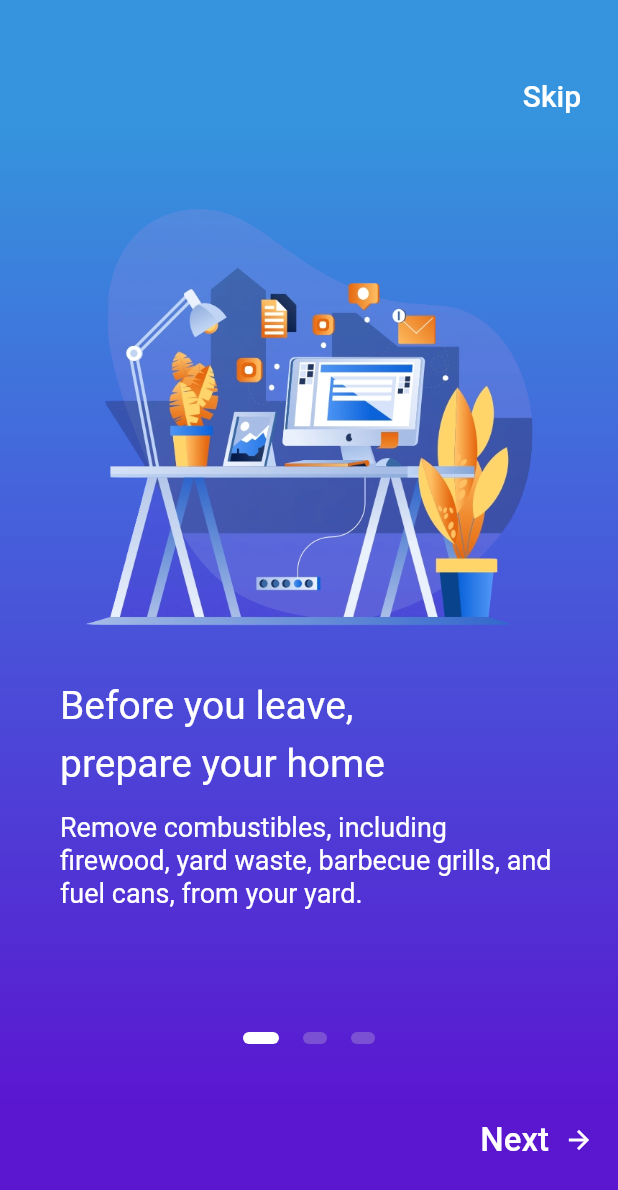
After one commit to NullPointersInc/Zuko-Android, a Flutter app: the OnboardingScreen screen opened directly, on a phone screen of 412 x 824 dp. The commit adds this screen. Shown: the top 1190 px of the screen. Run offline on Flutter 3.47's test engine with Material 2 defaults, Android fonts, the phone set to English and light mode, and no system bars; our stand-ins replace curved_navigation_bar, dio, firebase_database, firebase_messaging, flutter_local_notifications, fluttertoast and 3 more; missing offline and left inert: about; accounts and stored records are empty; Roboto replaces fonts that are missing (CM Sans Serif).

Commit message:
zuko: Add safety onboarding

```diff
--- a/lib/main.dart
+++ b/lib/main.dart
@@ -9,6 +9,7 @@ import 'package:firebase_database/firebase_database.dart';
 import 'package:flutter_local_notifications/flutter_local_notifications.dart';
 
 import 'package:zuko/pages/mapPage.dart';
+import 'package:zuko/screens/onboarding_screen.dart';
 
 void main() => runApp(MyApp());
 
@@ -155,27 +156,31 @@ class MyHomePage extends StatefulWidget {
 }
 
 class _MyHomePageState extends State<MyHomePage> {
-  int _pageIndex = 1;
+  int _pageIndex = 2;
 
   final CameraPage _cameraPage = CameraPage();
   final InfoPage _infoPage = InfoPage();
   final MainPage _mainPage = MainPage();
   final MapPage _mapPage = MapPage();
+  final OnboardingScreen _safetyPage = OnboardingScreen();
 
   Widget _showPage = new MainPage();
 
   Widget _pageChooser(int page){
     switch(page) {
       case 0:
+        return _safetyPage;
+        break;
+      case 1:
         return _cameraPage;
         break;
-      case 1:
+      case 2:
         return _mainPage;
         break;
-      case 2:
+      case 3:
         return _infoPage;
         break;
-      case 3:
+      case 4:
         return _mapPage;
         break;
       default:
@@ -207,7 +212,7 @@ class _MyHomePageState extends State<MyHomePage> {
         height: 50,
         animationDuration: Duration(milliseconds: 300),
         items: <Widget>[
-          //Icon(Icons.category, size: 30),
+          Icon(Icons.category, size: 30),
           Icon(Icons.camera_alt, size: 30),
           Icon(Icons.home, size: 30),
           Icon(Icons.person, size: 30),
--- /dev/null
+++ b/lib/screens/onboarding_screen.dart
@@ -0,0 +1,241 @@
+import 'package:flutter/material.dart';
+import 'package:flutter/services.dart';
+import 'package:zuko/main.dart';
+import 'package:zuko/utilities/styles.dart';
+
+class OnboardingScreen extends StatefulWidget {
+  @override
+  _OnboardingScreenState createState() => _OnboardingScreenState();
+}
+
+class _OnboardingScreenState extends State<OnboardingScreen> {
+  final int _numPages = 3;
+  final PageController _pageController = PageController(initialPage: 0);
+  int _currentPage = 0;
+
+  List<Widget> _buildPageIndicator() {
+    List<Widget> list = [];
+    for (int i = 0; i < _numPages; i++) {
+      list.add(i == _currentPage ? _indicator(true) : _indicator(false));
+    }
+    return list;
+  }
+
+  Widget _indicator(bool isActive) {
+    return AnimatedContainer(
+      duration: Duration(milliseconds: 150),
+      margin: EdgeInsets.symmetric(horizontal: 8.0),
+      height: 8.0,
+      width: isActive ? 24.0 : 16.0,
+      decoration: BoxDecoration(
+        color: isActive ? Colors.white : Color(0xFF7B51D3),
+        borderRadius: BorderRadius.all(Radius.circular(12)),
+      ),
+    );
+  }
+
+  @override
+  Widget build(BuildContext context) {
+    return Scaffold(
+      body: AnnotatedRegion<SystemUiOverlayStyle>(
+        value: SystemUiOverlayStyle.light,
+        child: Container(
+          decoration: BoxDecoration(
+            gradient: LinearGradient(
+              begin: Alignment.topCenter,
+              end: Alignment.bottomCenter,
+              stops: [0.1, 0.4, 0.7, 0.9],
+              colors: [
+                Color(0xFF3594DD),
+                Color(0xFF4563DB),
+                Color(0xFF5036D5),
+                Color(0xFF5B16D0),
+              ],
+            ),
+          ),
+          child: Padding(
+            padding: EdgeInsets.symmetric(vertical: 40.0),
+            child: Column(
+              crossAxisAlignment: CrossAxisAlignment.stretch,
+              children: <Widget>[
+                Container(
+                  alignment: Alignment.centerRight,
+                  child: FlatButton(
+                    onPressed: () {
+                      Navigator.push(context, MaterialPageRoute(builder: (context) => MyApp()));
+                    },
+                    child: Text(
+                      'Skip',
+                      style: TextStyle(
+                        color: Colors.white,
+                        fontSize: 20.0,
+                      ),
+                    ),
+                  ),
+                ),
+                Container(
+                  height: 600.0,
+                  child: PageView(
+                    physics: ClampingScrollPhysics(),
+                    controller: _pageController,
+                    onPageChanged: (int page) {
+                      setState(() {
+                        _currentPage = page;
+                      });
+                    },
+                    children: <Widget>[
+                      Padding(
+                        padding: EdgeInsets.all(40.0),
+                        child: Column(
+                          crossAxisAlignment: CrossAxisAlignment.start,
+                          children: <Widget>[
+                            Center(
+                              child: Image(
+                                image: AssetImage(
+                                  'assets/onboarding0.png',
+                                ),
+                                height: 300.0,
+                                width: 300.0,
+                              ),
+                            ),
+                            SizedBox(height: 20.0),
+                            Text(
+                              'Before you leave,\nprepare your home',
+                              style: kTitleStyle,
+                            ),
+                            SizedBox(height: 15.0),
+                            Text(
+                              'Remove combustibles, including firewood, yard waste, barbecue grills, and fuel cans, from your yard.',
+                              style: kSubtitleStyle,
+                            ),
+                          ],
+                        ),
+                      ),
+                      Padding(
+                        padding: EdgeInsets.all(40.0),
+                        child: Column(
+                          crossAxisAlignment: CrossAxisAlignment.start,
+                          children: <Widget>[
+                            Center(
+                              child: Image(
+                                image: AssetImage(
+                                  'assets/onboarding1.png',
+                                ),
+                                height: 300.0,
+                                width: 300.0,
+                              ),
+                            ),
+                            SizedBox(height: 20.0),
+                            Text(
+                              'If you see a fire,\nreport it.',
+                              style: kTitleStyle,
+                            ),
+                            SizedBox(height: 15.0),
+                            Text(
+                              'You may be the first one to spot a hot spot, so call 911 immediately if you see a fire, even if it’s a small one.',
+                              style: kSubtitleStyle,
+                            ),
+                          ],
+                        ),
+                      ),
+                      Padding(
+                        padding: EdgeInsets.all(40.0),
+                        child: Column(
+                          crossAxisAlignment: CrossAxisAlignment.start,
+                          children: <Widget>[
+                            Center(
+                              child: Image(
+                                image: AssetImage(
+                                  'assets/onboarding2.png',
+                                ),
+                                height: 300.0,
+                                width: 300.0,
+                              ),
+                            ),
+                            SizedBox(height: 30.0),
+                            Text(
+                              'Check your vents.',
+                              style: kTitleStyle,
+                            ),
+                            SizedBox(height: 15.0),
+                            Text(
+                              'Special fire prevention vents, such as those from BrandGuard, resist flames and embers and can help protect your home from wildfire damage',
+                              style: kSubtitleStyle,
+                            ),
+                          ],
+                        ),
+                      ),
+                    ],
+                  ),
+                ),
+                Row(
+                  mainAxisAlignment: MainAxisAlignment.center,
+                  children: _buildPageIndicator(),
+                ),
+                _currentPage != _numPages - 1
+                    ? Expanded(
+                        child: Align(
+                          alignment: FractionalOffset.bottomRight,
+                          child: FlatButton(
+                            onPressed: () {
+                              _pageController.nextPage(
+                                duration: Duration(milliseconds: 500),
+                                curve: Curves.ease,
+                              );
+                            },
+                            child: Row(
+                              mainAxisAlignment: MainAxisAlignment.center,
+                              mainAxisSize: MainAxisSize.min,
+                              children: <Widget>[
+                                Text(
+                                  'Next',
+                                  style: TextStyle(
+                                    color: Colors.white,
+                                    fontSize: 22.0,
+                                  ),
+                                ),
+                                SizedBox(width: 10.0),
+                                Icon(
+                                  Icons.arrow_forward,
+                                  color: Colors.white,
+                                  size: 20.0,
+                                ),
+                              ],
+                            ),
+                          ),
+                        ),
+                      )
+                    : Text(''),
+              ],
+            ),
+          ),
+        ),
+      ),
+      bottomSheet: _currentPage == _numPages - 1
+          ? Container(
+              height: 60.0,
+              width: double.infinity,
+              color: Colors.black54,
+              child: GestureDetector(
+                onTap: () {
+                  Navigator.push(context, MaterialPageRoute(builder: (context) => MyApp()));
+                },
+                child: Center(
+                  child: Padding(
+                    padding: EdgeInsets.only(bottom: 10.0),
+                    child: Text(
+                      'Stay Safe',
+                      style: TextStyle(
+                        color: Color(0xFF5B16D0),
+                        fontSize: 30.0,
+                        fontWeight: FontWeight.bold,
+                      ),
+                    ),
+                  ),
+                ),
+              ),
+            )
+          : Text(''),
+    );
+  }
+}
--- /dev/null
+++ b/lib/utilities/styles.dart
@@ -0,0 +1,14 @@
+import 'package:flutter/material.dart';
+
+final kTitleStyle = TextStyle(
+  color: Colors.white,
+  fontFamily: 'CM Sans Serif',
+  fontSize: 26.0,
+  height: 1.5,
+);
+
+final kSubtitleStyle = TextStyle(
+  color: Colors.white,
+  fontSize: 18.0,
+  height: 1.2,
+);
--- a/pubspec.yaml
+++ b/pubspec.yaml
@@ -63,6 +63,9 @@ flutter:
   assets:
     - assets/fire.gif
     - assets/logo.png
+    - assets/onboarding0.png
+    - assets/onboarding1.png
+    - assets/onboarding2.png
     - CHANGELOG.md
     - CODE_OF_CONDUCT.md
     - CONTRIBUTING.md
```
Also changed, not shown: assets/onboarding0.png (added), assets/onboarding1.png (added), assets/onboarding2.png (added).
